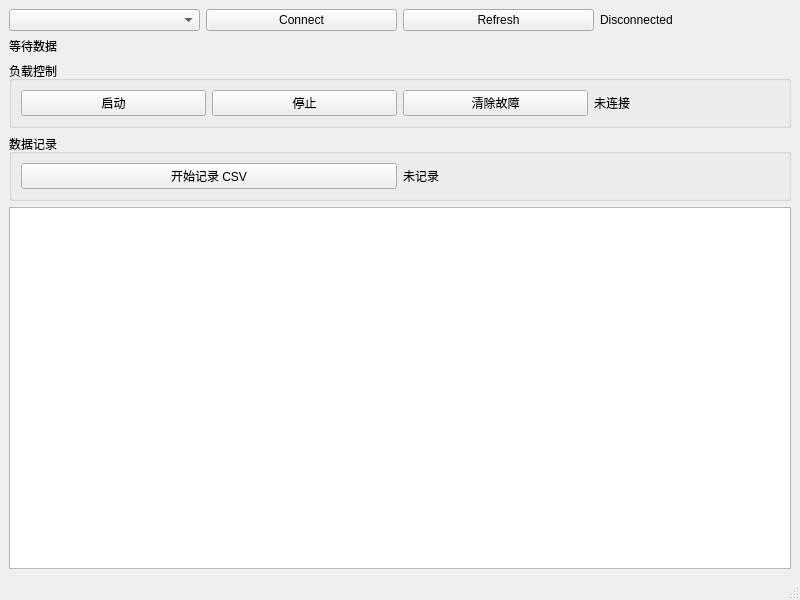
Qt form host/bms_monitor/mainwindow.ui (Devi1Fairy/stm32-bms-prototype) before a commit.
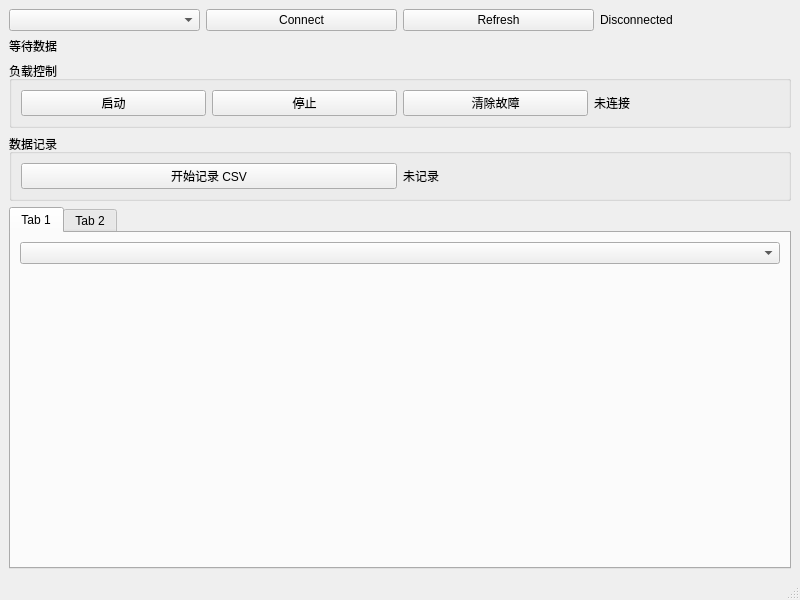
The same form after that commit. Custom widgets are drawn as their Qt base class.

Commit message: feat: add bounded telemetry trend display

```diff
--- a/host/bms_monitor/mainwindow.ui
+++ b/host/bms_monitor/mainwindow.ui
@@ -114,7 +114,34 @@
      </widget>
     </item>
     <item>
-     <widget class="QPlainTextEdit" name="rxText"/>
+     <widget class="QTabWidget" name="dataTabs">
+      <property name="currentIndex">
+       <number>0</number>
+      </property>
+      <widget class="QWidget" name="widget">
+       <attribute name="title">
+        <string>Tab 1</string>
+       </attribute>
+       <layout class="QVBoxLayout" name="verticalLayout_2">
+        <item>
+         <widget class="QComboBox" name="trendCombo"/>
+        </item>
+        <item>
+         <widget class="BmsTrendWidget" name="trendWidget" native="true"/>
+        </item>
+       </layout>
+      </widget>
+      <widget class="QWidget" name="tab_2">
+       <attribute name="title">
+        <string>Tab 2</string>
+       </attribute>
+       <layout class="QVBoxLayout" name="verticalLayout_3">
+        <item>
+         <widget class="QPlainTextEdit" name="rxText"/>
+        </item>
+       </layout>
+      </widget>
+     </widget>
     </item>
    </layout>
   </widget>
@@ -130,6 +157,14 @@
   </widget>
   <widget class="QStatusBar" name="statusbar"/>
  </widget>
+ <customwidgets>
+  <customwidget>
+   <class>BmsTrendWidget</class>
+   <extends>QWidget</extends>
+   <header>bms_trend_widget.h</header>
+   <container>1</container>
+  </customwidget>
+ </customwidgets>
  <resources/>
  <connections/>
 </ui>
```
The commit also changes 9 other files.
